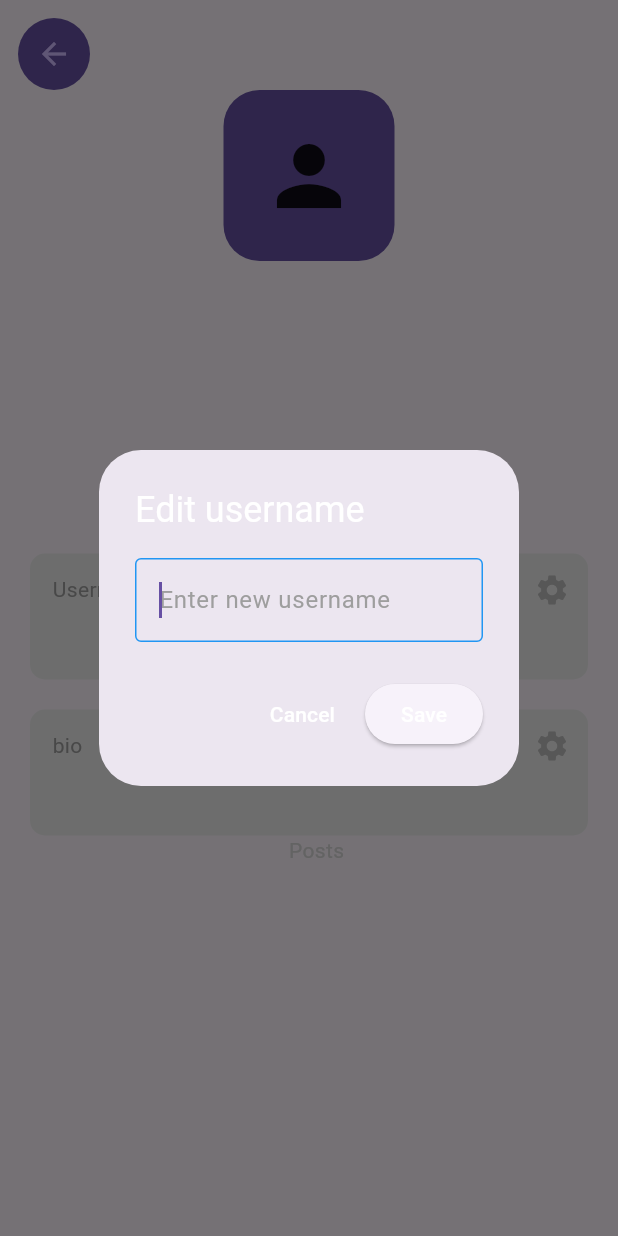
After one commit to jothiswaranoh/chatapp, a Flutter app: the ProfilePage screen opened by its route, after a tap on the "settings" icon, on a phone screen of 412 x 824 dp. The commit adds this screen. Run offline on Flutter 3.47's test engine with Material 3 defaults, Android fonts, the phone set to English and light mode, and no system bars; our stand-ins replace carousel_slider, cloud_firestore, firebase_auth, firebase_core; missing offline and left inert: dart:js_util; accounts and stored records are empty; network calls fail.

Commit message:
completio of the functioaly commit

```diff
--- a/lib/components/chat.dart
+++ b/lib/components/chat.dart
@@ -0,0 +1,2 @@
+import 'package:flutter/material.dart';
+import 'package:carousel_slider/carousel_slider.dart';
--- a/lib/controller/comman.dart
+++ b/lib/controller/comman.dart
@@ -9,6 +9,8 @@ import 'package:groupchat/components/my_textfield.dart';
 import 'package:groupchat/model/firestore.dart';
 import 'package:groupchat/controller/comman.dart';
 import '../helper/display_message_to_user.dart';
+
+final FirebaseFirestore _firestore= FirebaseFirestore.instance;
 
 void postMessage(TextEditingController newPostController) {
   if (newPostController.text.isNotEmpty) {
@@ -111,6 +113,7 @@ Future<void> createUserDocument(UserCredential? userCredential,
         .collection("Users")
         .doc(userCredential.user!.email)
         .set({
+      'uid':userCredential.user!.uid,
       'email': userCredential.user!.email,
       'username': userController.text,
       'bio':'empty',
--- /dev/null
+++ b/lib/pages/profile_page.dart
@@ -0,0 +1,206 @@
+// ignore_for_file: prefer_const_constructors
+
+import 'package:cloud_firestore/cloud_firestore.dart';
+import 'package:firebase_auth/firebase_auth.dart';
+import 'package:flutter/material.dart';
+import 'package:flutter/src/widgets/container.dart';
+import 'package:flutter/src/widgets/framework.dart';
+import 'package:groupchat/components/my_back_button.dart';
+import 'package:groupchat/components/my_textfield_edit.dart';
+import 'package:groupchat/components/space.dart';
+import 'package:groupchat/controller/comman.dart';
+import 'package:groupchat/model/firestore.dart';
+import 'package:groupchat/components/my_list_tile.dart';
+
+
+
+class ProfilePage extends StatefulWidget {
+  @override
+  State<ProfilePage> createState() => _ProfilePageState();
+}
+
+class _ProfilePageState extends State<ProfilePage> {
+  final FirebaseDatabase database = FirebaseDatabase();
+
+  final usersCollection = FirebaseFirestore.instance.collection("Users");
+
+  User? currentUser = getCurrentUser();
+
+  // Future<void> editField(BuildContext context, String field) async {
+Future<void> editField(BuildContext context, String field) async {
+  String newValue = ''; // Initialize newValue with an empty string
+  await showDialog(
+    context: context,
+    builder: (context) => AlertDialog(
+      title: Text(
+        "Edit $field",
+        style: TextStyle(color: Colors.white),
+      ),
+      content: TextField(
+        autofocus: true,
+        style: TextStyle(color: Colors.white),
+        decoration: InputDecoration(
+          hintText: "Enter new $field",
+          hintStyle: TextStyle(color: Colors.grey),
+          enabledBorder: OutlineInputBorder(
+            borderSide: BorderSide(color: Colors.grey),
+          ),
+          focusedBorder: OutlineInputBorder(
+            borderSide: BorderSide(color: Colors.blue),
+          ),
+        ),
+        onChanged: (value) {
+          newValue = value;
+        },
+      ),
+      actions: [
+        TextButton(
+          onPressed: () {
+            Navigator.of(context).pop(); // Close the dialog without updating
+          },
+          child: Text(
+            'Cancel',
+            style: TextStyle(color: Colors.white),
+          ),
+        ),
+        ElevatedButton(
+          onPressed: () {
+            Navigator.of(context).pop(newValue); // Close the dialog with the value
+              // Only update the value if 'Save' was pressed
+  if (newValue.trim().length > 0) {
+    usersCollection.doc(currentUser!.email).update({field: newValue});
+    print('New value: $newValue');
+     setState(() {});
+  }
+          },
+          child: Text(
+            'Save',
+            style: TextStyle(color: Colors.white),
+          ),
+        ),
+      ],
+    ),
+  );
+
+
+}
+
+  @override
+  Widget build(BuildContext context) {
+    return Scaffold(
+      backgroundColor: Theme.of(context).colorScheme.background,
+      body: FutureBuilder<DocumentSnapshot<Map<String, dynamic>>>(
+        future: getuserdetails(currentUser!),
+        builder: (context, snapshot) {
+          if (snapshot.connectionState == ConnectionState.waiting) {
+            return const Center(
+              child: CircularProgressIndicator(),
+            );
+          } else if (snapshot.hasError) {
+            return Text("Error: ${snapshot.error}");
+          } else if (snapshot.hasData) {
+            return buildUserProfile(context, snapshot.data!.data());
+          } else {
+            return Text("No data received");
+          }
+        },
+      ),
+    );
+  }
+
+  Widget buildUserProfile(BuildContext context, Map<String, dynamic>? user) {
+    return Container(
+      child: Center(
+        child: Column(
+          children: [
+            Padding(
+              padding: const EdgeInsets.only(
+                left: 12,
+                top: 12,
+              ),
+              child: Row(
+                children: [
+                  MyBackButton(),
+                ],
+              ),
+            ),
+            Container(
+              decoration: BoxDecoration(
+                color: Theme.of(context).colorScheme.primary,
+                borderRadius: BorderRadius.circular(24),
+              ),
+              padding: const EdgeInsets.all(25),
+              child: const Icon(
+                Icons.person,
+                size: 64,
+              ),
+            ),
+            Space(
+              inputHeight: 25,
+            ),
+            Text(
+              user?['username'] ?? 'Username not available',
+              style: const TextStyle(
+                fontSize: 24,
+                fontWeight: FontWeight.bold,
+              ),
+            ),
+            Space(
+              inputHeight: 25,
+            ),
+            Text(
+              user?['email'] ?? 'Email not available',
+              style: const TextStyle(
+                color: Colors.grey,
+              ),
+            ),
+            Space(
+              inputHeight: 50,
+            ),
+            Padding(
+              padding: const EdgeInsets.only(left: 10.0),
+              child: Text("My Details",
+                  style: TextStyle(color: Color.fromARGB(255, 215, 215, 215))),
+            ),
+
+            //username
+            MyTextFieldEdit(
+              text: user?['username'],
+              sectionName: 'Username',
+              onpressed: () => editField(context, 'username'),
+            ),
+            //bio
+            MyTextFieldEdit(
+              text: user?['bio'],
+              sectionName: 'bio',
+              onpressed: () => editField(context, 'bio'),
+            ),
+            //userpost
+            Padding(
+              padding: const EdgeInsets.only(left: 10.0),
+              child: Text("Posts",
+                  style: TextStyle(color: Color.fromARGB(255, 215, 215, 215))),
+            ),
+          ],
+        ),
+      ),
+    );
+  }
+
+  Widget buildPostList(List<QueryDocumentSnapshot> posts) {
+    return Container(
+      child: ListView.builder(
+        itemCount: posts.length,
+        itemBuilder: (context, index) {
+          final post = posts[index];
+          String message = post['PostMessage'];
+          String userEmail = post['UserEmail'];
+          return My_List_tile(
+            title: message,
+            subtitle: userEmail,
+          );
+        },
+      ),
+    );
+  }
+}
```
Also changed, not shown: lib/components/chat_bubble.dart (added, +24 -0 lines), lib/components/my_list_tile.dart (added, +59 -0 lines), lib/components/user_tile.dart (added, +51 -0 lines), lib/main.dart (+9 -0 lines), lib/model/message.dart (added, +28 -0 lines), lib/pages/chat_page.dart (added, +105 -0 lines), lib/pages/home_page.dart (+56 -3 lines), lib/pages/users_page.dart (added, +69 -0 lines), lib/services/chat/chat_service.dart (added, +72 -0 lines).
